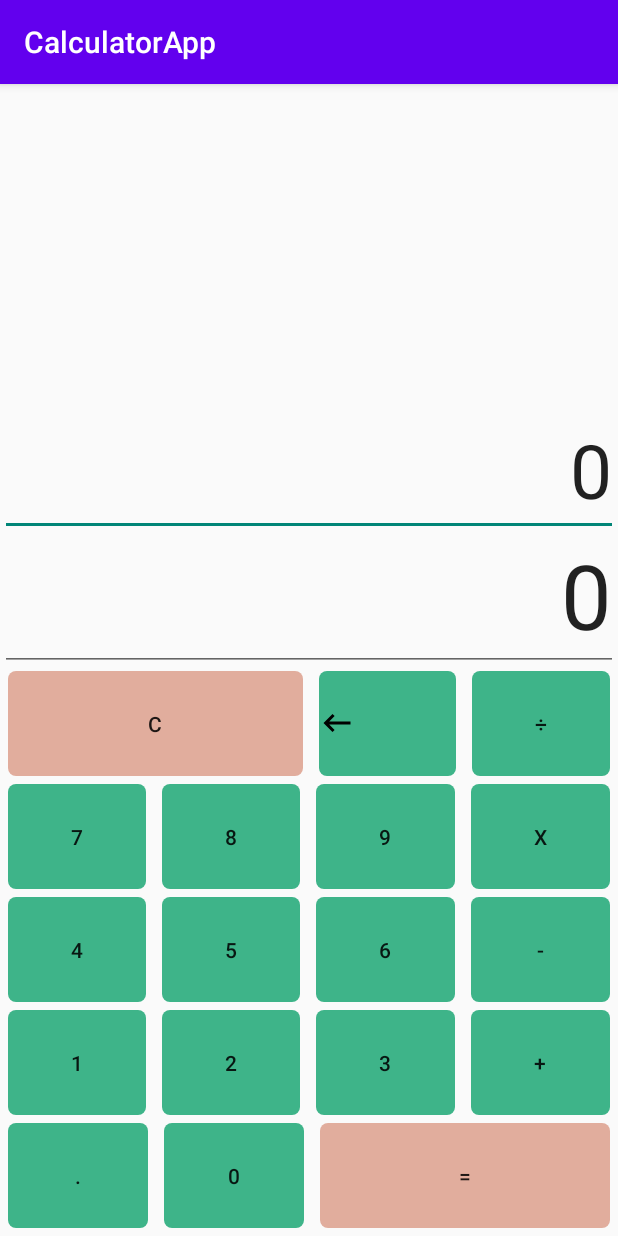
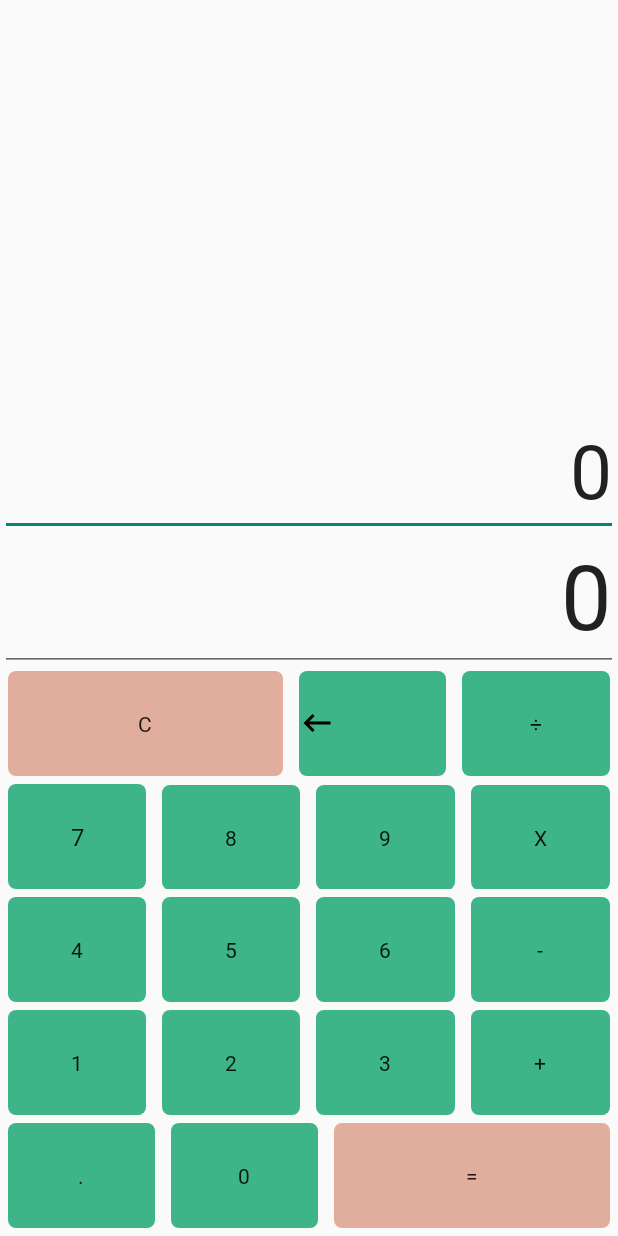
Before and after one commit to rckash/CalculatorApp, an Android app: the screen it shows after launch (MainActivity), on a phone screen of 412 x 824 dp. Run offline under Robolectric (Android 15) with nearby library versions, the phone set to English and light mode, and no system bars.

Commit message:
To fix: The equal button crashes when the last input is a decimal point. The UI.

```diff
--- a/app/src/main/res/layout/activity_main.xml
+++ b/app/src/main/res/layout/activity_main.xml
@@ -50,7 +50,7 @@
 
         <Button
             android:id="@+id/buttonC"
-            android:layout_width="195dp"
+            android:layout_width="175dp"
             android:layout_height="70dp"
             android:layout_marginHorizontal="5dp"
             android:layout_weight="1"
@@ -94,7 +94,8 @@
             android:layout_weight="1"
             android:background="@drawable/roundstyle"
             android:backgroundTint="#3EB489"
-            android:text="7" />
+            android:text="7"
+            android:textSize="16sp" />
         <Button
             android:id="@+id/button8"
             android:layout_width="90dp"
@@ -249,7 +250,7 @@
 
         <Button
             android:id="@+id/buttonEqual"
-            android:layout_width="190dp"
+            android:layout_width="175dp"
             android:layout_height="70dp"
             android:layout_marginHorizontal="5dp"
             android:layout_weight="1"
--- a/app/src/main/res/values-night/themes.xml
+++ /dev/null
@@ -1,16 +0,0 @@
-<resources xmlns:tools="http://schemas.android.com/tools">
-    <!-- Base application theme. -->
-    <style name="Theme.CalculatorApp" parent="Theme.MaterialComponents.DayNight.DarkActionBar">
-        <!-- Primary brand color. -->
-        <item name="colorPrimary">@color/purple_200</item>
-        <item name="colorPrimaryVariant">@color/purple_700</item>
-        <item name="colorOnPrimary">@color/black</item>
-        <!-- Secondary brand color. -->
-        <item name="colorSecondary">@color/teal_200</item>
-        <item name="colorSecondaryVariant">@color/teal_200</item>
-        <item name="colorOnSecondary">@color/black</item>
-        <!-- Status bar color. -->
-        <item name="android:statusBarColor">?attr/colorPrimaryVariant</item>
-        <!-- Customize your theme here. -->
-    </style>
-</resources>
--- a/app/src/main/res/values/themes.xml
+++ b/app/src/main/res/values/themes.xml
@@ -1,6 +1,6 @@
 <resources xmlns:tools="http://schemas.android.com/tools">
     <!-- Base application theme. -->
-    <style name="Theme.CalculatorApp" parent="Theme.AppCompat.DayNight.DarkActionBar">
+    <style name="Theme.CalculatorApp" parent="Theme.AppCompat.DayNight.NoActionBar">
         <!-- Primary brand color. -->
         <item name="colorPrimary">@color/purple_500</item>
         <item name="colorPrimaryVariant">@color/purple_700</item>
@@ -12,5 +12,6 @@
         <!-- Status bar color. -->
         <item name="android:statusBarColor">?attr/colorPrimaryVariant</item>
         <!-- Customize your theme here. -->
+        <item name="android:fontFamily">@font/roboto</item>
     </style>
 </resources>
```
Also changed, not shown: app/src/main/res/font/roboto.ttf (added).
